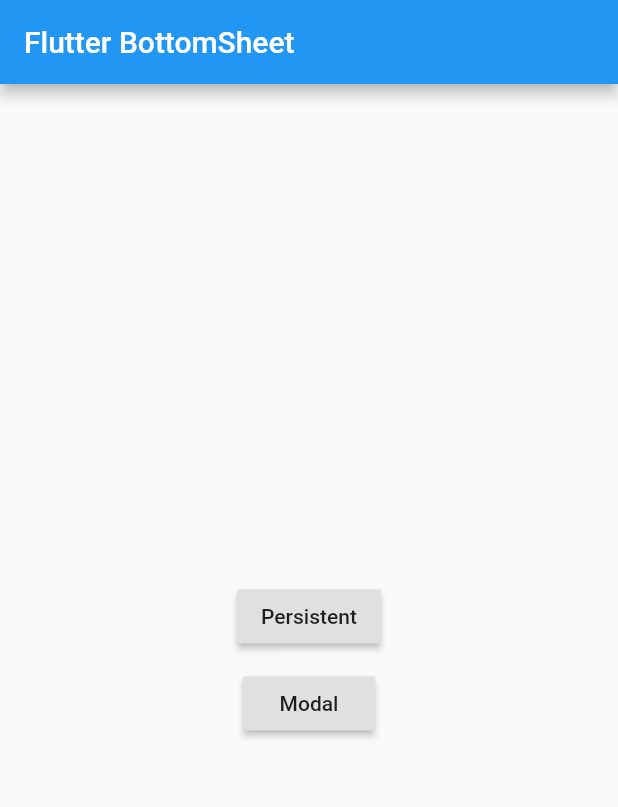
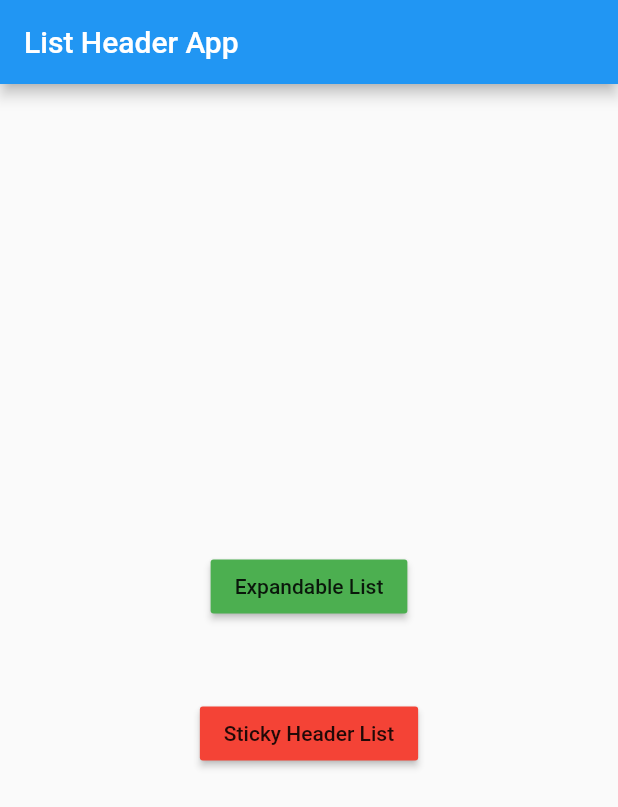
Before and after one commit to bhavikvashi1804/flutter_widgets, a Flutter app: the screen it shows after launch, on a phone screen of 412 x 824 dp. Shown: the top 807 px of the screen. Run offline on Flutter 3.47's test engine with Material 2 defaults, Android fonts, the phone set to English and light mode, and no system bars; our stand-ins replace sticky_headers.

Commit message:
Expandable and Sticky List

```diff
--- a/lib/main.dart
+++ b/lib/main.dart
@@ -1,6 +1,7 @@
 import 'package:flutter/material.dart';
 
-import './screens/bottom_sheet.dart';
+import './screens/expanded_sticky.dart';
+import 'screens/expanded_sticky.dart';
 
 void main() {
   runApp(MyApp());
@@ -15,7 +16,7 @@
       theme: ThemeData(
         primarySwatch: Colors.blue,
       ),
-      home: BottomSheetScreen(),
+      home: HomePage(),
     );
   }
 }
--- /dev/null
+++ b/lib/screens/expanded_sticky.dart
@@ -0,0 +1,97 @@
+import 'package:flutter/material.dart';
+import 'package:sticky_headers/sticky_headers.dart';
+
+
+class HomePage extends StatelessWidget {
+  @override
+  Widget build(BuildContext context) {
+    return new Scaffold(
+      appBar: new AppBar(
+        title: new Text("List Header App"),
+      ),
+      body: new Center(
+        child: new Column(
+          crossAxisAlignment: CrossAxisAlignment.center,
+          mainAxisAlignment: MainAxisAlignment.center,
+          children: <Widget>[
+            new RaisedButton(
+                child: new Text("Expandable List"),
+                color: Colors.green,
+                onPressed: () => Navigator.push(
+                    context,
+                    new MaterialPageRoute(
+                        builder: (context) =>
+                            new HeaderPage(title: "Expandable List")))),
+            new Padding(padding: const EdgeInsets.only(top: 50.0)),
+            new RaisedButton(
+                child: new Text("Sticky Header List"),
+                color: Colors.red,
+                onPressed: () => Navigator.push(
+                    context,
+                    new MaterialPageRoute(
+                        builder: (context) =>
+                            new HeaderPage(title: "Sticky Header List")))),
+          ],
+        ),
+      ),
+    );
+  }
+}
+
+class HeaderPage extends StatelessWidget {
+  final title;
+
+  const HeaderPage({Key key, this.title}) : super(key: key);
+
+  @override
+  Widget build(BuildContext context) {
+    return new Scaffold(
+      appBar: new AppBar(
+        title: new Text(title),
+      ),
+      body: title == 'Expandable List' ? ExpandableList() : StickyList(),
+    );
+  }
+}
+
+class ExpandableList extends StatelessWidget {
+  final list = new List.generate(10, (i) => "Item ${i+1}");
+  @override
+  Widget build(BuildContext context) {
+    return new ListView.builder(
+      itemBuilder: (context, i) => ExpansionTile(
+            title: new Text("Header ${i+1}"),
+            children: list
+                .map((val) => new ListTile(
+                      title: new Text(val),
+                    ))
+                .toList(),
+          ),
+      itemCount: 5,
+    );
+  }
+}
+
+class StickyList extends StatelessWidget {
+  final list = new List.generate(10, (i) => "Item ${i+1}");
+  @override
+  Widget build(BuildContext context) {
+    return new ListView.builder(
+      itemBuilder: (context, i) => StickyHeader(
+          header: new Container(
+            height: 40.0,
+            child: new Text("Header $i"),
+            padding: const EdgeInsets.all(8.0),
+          ),
+          content: new Padding(
+            padding: const EdgeInsets.only(top: 8.0),
+            child: new Column(
+                children: list
+                    .map((val) => new ListTile(
+                          title: new Text(val),
+                        ))
+                    .toList()),
+          )),
+    );
+  }
+}
--- a/pubspec.yaml
+++ b/pubspec.yaml
@@ -24,6 +24,7 @@
   # The following adds the Cupertino Icons font to your application.
   # Use with the CupertinoIcons class for iOS style icons.
   cupertino_icons: ^0.1.3
+  sticky_headers: ^0.1.8+1
 
 dev_dependencies:
   flutter_test:
```
Also changed, not shown: pubspec.lock.
